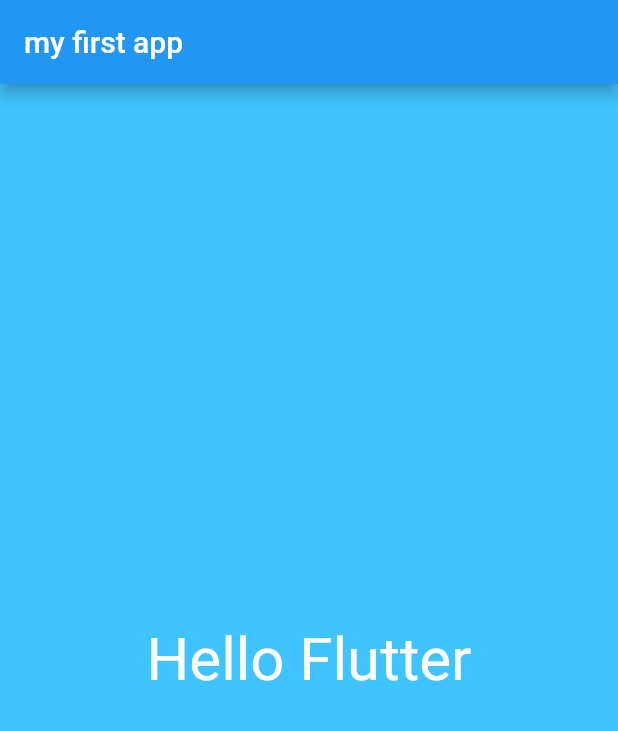
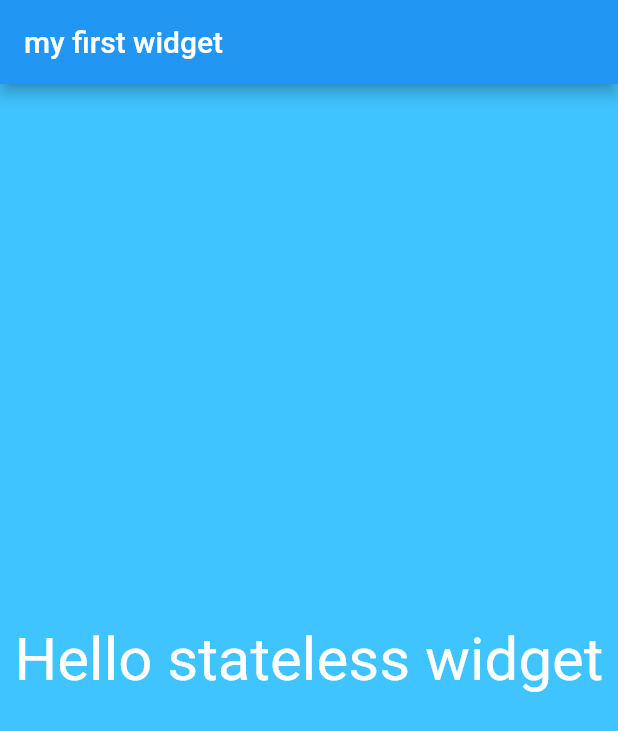
Before and after one commit to ashishmangla0/flutter, a Flutter app: the screen it shows after launch, on a phone screen of 412 x 824 dp. Shown: the top 731 px of the screen. Run offline on Flutter 3.47's test engine with Material 2 defaults, Android fonts, the phone set to English and light mode, and no system bars.

```diff
--- a/hello_world/lib/main.dart
+++ b/hello_world/lib/main.dart
@@ -1,19 +1,30 @@
 import 'package:flutter/material.dart';
 
-void main() {
-  runApp(MaterialApp(
+
+
+void main() => runApp(new myflutterApp());
+class myflutterApp extends StatelessWidget{
+
+@override
+Widget build(BuildContext context){
+  //TODO: implement build
+  return MaterialApp(
+    debugShowCheckedModeBanner: false,
       title: "My Flutter App",
       home: Scaffold(
-        appBar: AppBar(title: Text("my first app")),
+        appBar: AppBar(title: Text("my first widget")),
         body: Material(
           color: Colors.lightBlueAccent,
           child: Center(
             child: Text(
-              "Hello Flutter",
+              "Hello stateless widget",
               textDirection: TextDirection.ltr,
               style: TextStyle(color: Colors.white, fontSize: 40.0),
             ),
           ),
         ),
-      )));
+      )
+      );
 }
+
+}
```
